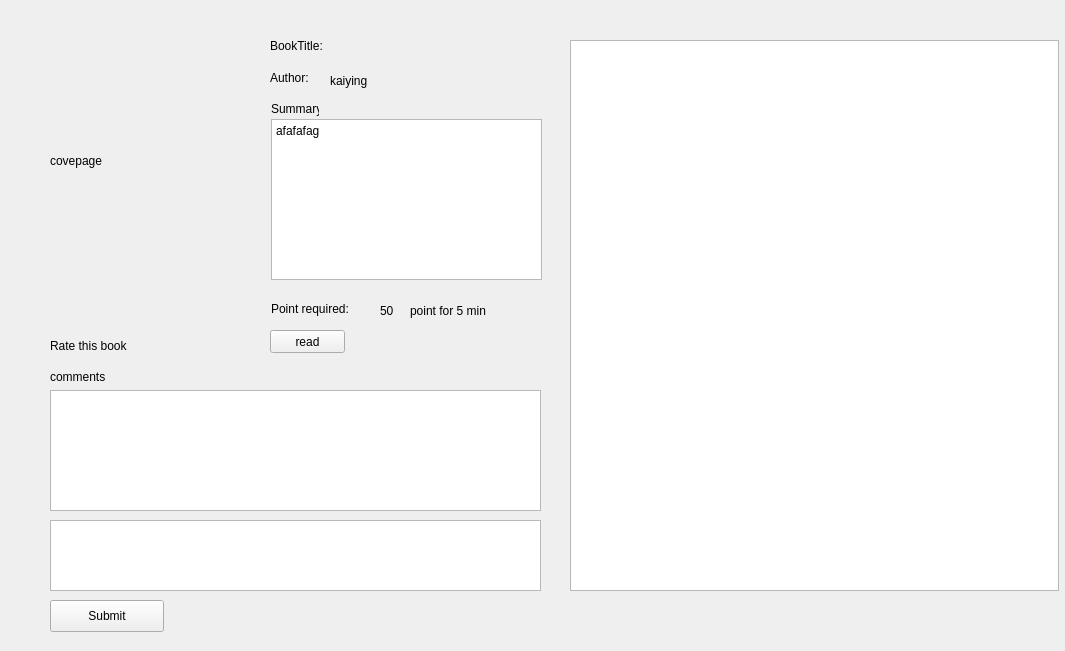
Before: the Qt Designer form library/ui/bookpage.ui in josephxwf/E-library, drawn with Qt 5.
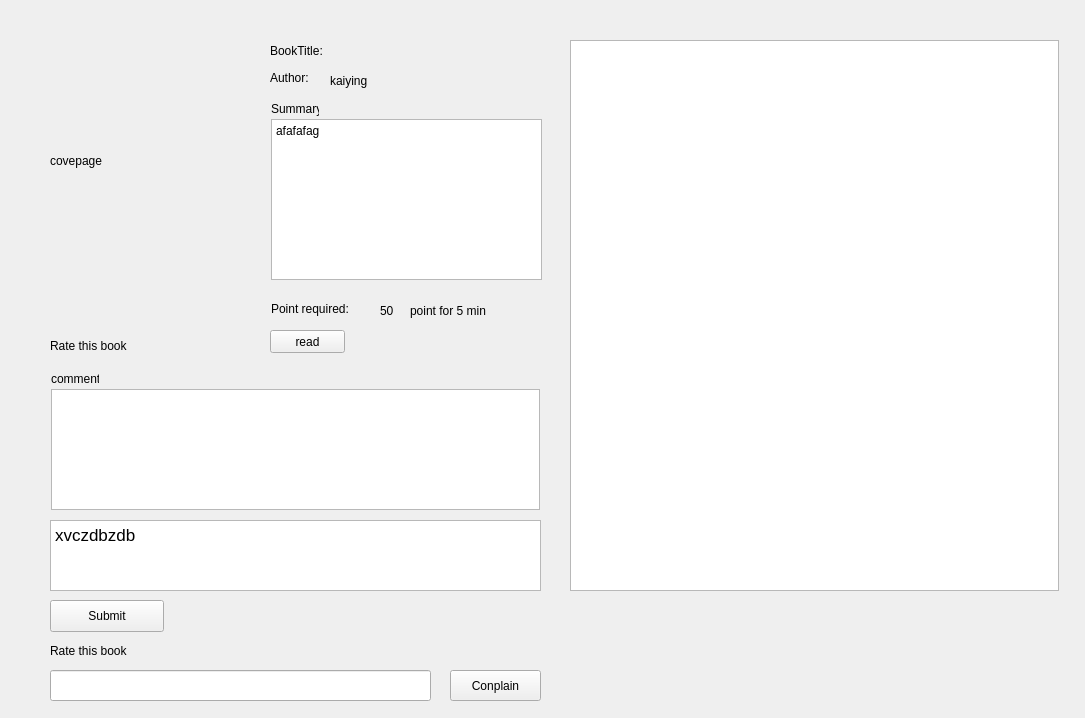
After: the same form once the commit is applied.

```diff
--- a/library/ui/bookpage.ui
+++ b/library/ui/bookpage.ui
@@ -6,8 +6,8 @@
    <rect>
     <x>0</x>
     <y>0</y>
-    <width>1065</width>
-    <height>651</height>
+    <width>1085</width>
+    <height>718</height>
    </rect>
   </property>
   <property name="windowTitle">
@@ -17,9 +17,9 @@
    <property name="geometry">
     <rect>
      <x>270</x>
-     <y>30</y>
+     <y>40</y>
      <width>61</width>
-     <height>31</height>
+     <height>21</height>
     </rect>
    </property>
    <property name="text">
@@ -78,39 +78,17 @@
     <string>&lt;!DOCTYPE HTML PUBLIC &quot;-//W3C//DTD HTML 4.0//EN&quot; &quot;http://www.w3.org/TR/REC-html40/strict.dtd&quot;&gt;
 &lt;html&gt;&lt;head&gt;&lt;meta name=&quot;qrichtext&quot; content=&quot;1&quot; /&gt;&lt;style type=&quot;text/css&quot;&gt;
 p, li { white-space: pre-wrap; }
-&lt;/style&gt;&lt;/head&gt;&lt;body style=&quot; font-family:'.Lucida Grande UI'; font-size:13pt; font-weight:400; font-style:normal;&quot;&gt;
-&lt;p style=&quot;-qt-paragraph-type:empty; margin-top:0px; margin-bottom:0px; margin-left:0px; margin-right:0px; -qt-block-indent:0; text-indent:0px;&quot;&gt;&lt;br /&gt;&lt;/p&gt;&lt;/body&gt;&lt;/html&gt;</string>
+&lt;/style&gt;&lt;/head&gt;&lt;body style=&quot; font-family:'SimSun'; font-size:9pt; font-weight:400; font-style:normal;&quot;&gt;
+&lt;p style=&quot; margin-top:0px; margin-bottom:0px; margin-left:0px; margin-right:0px; -qt-block-indent:0; text-indent:0px;&quot;&gt;&lt;span style=&quot; font-family:'.Lucida Grande UI'; font-size:13pt;&quot;&gt;xvczdbzdb&lt;/span&gt;&lt;/p&gt;&lt;/body&gt;&lt;/html&gt;</string>
    </property>
   </widget>
-  <widget class="QWidget" name="layoutWidget">
-   <property name="geometry">
-    <rect>
-     <x>50</x>
-     <y>370</y>
-     <width>491</width>
-     <height>141</height>
-    </rect>
-   </property>
-   <layout class="QVBoxLayout" name="verticalLayout_2">
-    <item>
-     <widget class="QLabel" name="comments_label">
-      <property name="text">
-       <string>comments</string>
-      </property>
-     </widget>
-    </item>
-    <item>
-     <widget class="QTextBrowser" name="comments_text"/>
-    </item>
-   </layout>
-  </widget>
   <widget class="QLabel" name="book_title_display_label">
    <property name="geometry">
     <rect>
      <x>350</x>
-     <y>20</y>
-     <width>191</width>
-     <height>31</height>
+     <y>40</y>
+     <width>181</width>
+     <height>21</height>
     </rect>
    </property>
    <property name="text">
@@ -235,6 +213,65 @@
     <string>Submit</string>
    </property>
   </widget>
+  <widget class="QPushButton" name="pushButton">
+   <property name="geometry">
+    <rect>
+     <x>450</x>
+     <y>670</y>
+     <width>91</width>
+     <height>31</height>
+    </rect>
+   </property>
+   <property name="text">
+    <string>Conplain</string>
+   </property>
+  </widget>
+  <widget class="QLineEdit" name="lineEdit">
+   <property name="geometry">
+    <rect>
+     <x>50</x>
+     <y>670</y>
+     <width>381</width>
+     <height>31</height>
+    </rect>
+   </property>
+  </widget>
+  <widget class="QLabel" name="rate_label_2">
+   <property name="geometry">
+    <rect>
+     <x>50</x>
+     <y>640</y>
+     <width>111</width>
+     <height>21</height>
+    </rect>
+   </property>
+   <property name="text">
+    <string>Rate this book</string>
+   </property>
+  </widget>
+  <widget class="QLabel" name="comments_label">
+   <property name="geometry">
+    <rect>
+     <x>51</x>
+     <y>371</y>
+     <width>48</width>
+     <height>16</height>
+    </rect>
+   </property>
+   <property name="text">
+    <string>comments</string>
+   </property>
+  </widget>
+  <widget class="QTextBrowser" name="comments_text">
+   <property name="geometry">
+    <rect>
+     <x>51</x>
+     <y>389</y>
+     <width>489</width>
+     <height>121</height>
+    </rect>
+   </property>
+  </widget>
  </widget>
  <resources/>
  <connections>
```
Left out of the diff: 4 changed lines with no effect on the pictures.
